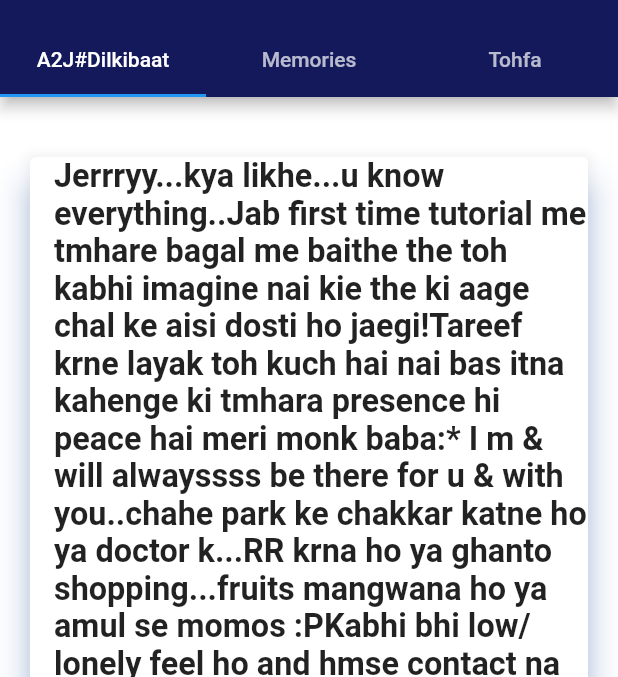
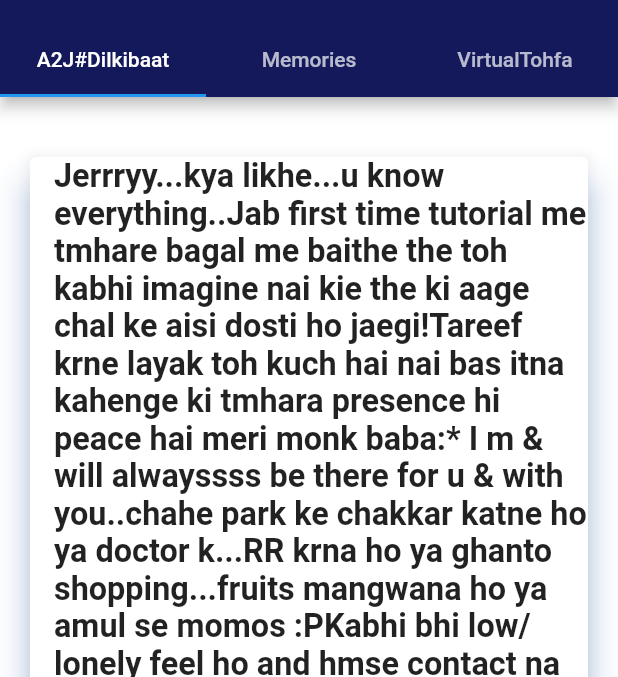
Before and after one commit to khetan15/JerryApp, a Flutter app: the screen it shows after launch, after a tap on the "play circle outline" icon, on a phone screen of 412 x 824 dp, the part 59-736 px from its top. Run offline on Flutter 3.47's test engine with Material 2 defaults, Android fonts, the phone set to English and light mode, and no system bars; our stand-ins replace confetti, flutter_custom_clippers, flutter_icons, video_player.

```diff
--- a/lib/NextScreen.dart
+++ b/lib/NextScreen.dart
@@ -24,7 +24,7 @@ class NextScreen extends StatelessWidget {
               Tab(
                 text: "Memories",
               ),
-              Tab(text: "Tohfa"),
+              Tab(text: "VirtualTohfa"),
             ]),
 
             centerTitle: true,
```
